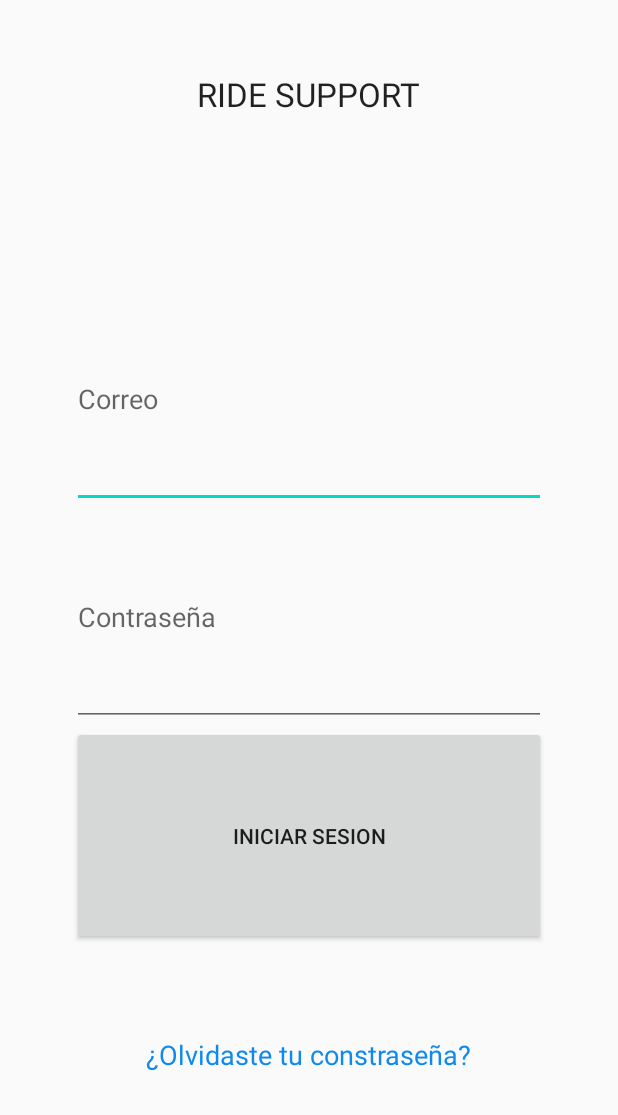
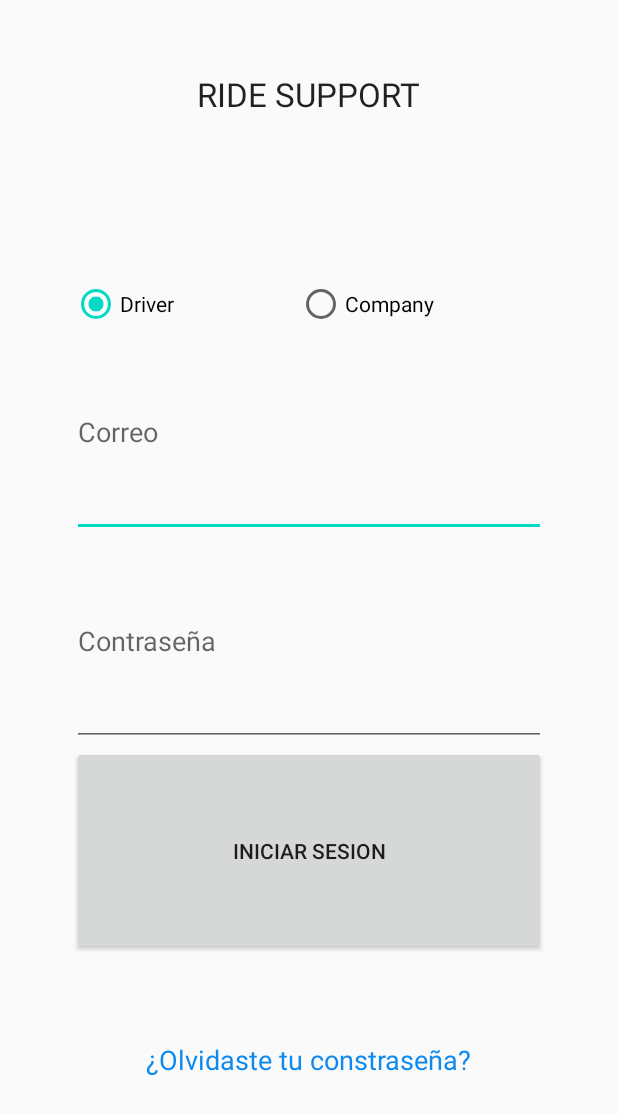
Before and after one commit to Ride-support/mobile-app, an Android app: the layout login.xml on its own in the app's theme, with its tools: preview values and no code run, on a phone screen of 412 x 824 dp. Shown: the top 1115 px of the screen. Run offline under Robolectric (Android 15) with nearby library versions, the phone set to English and light mode, and no system bars.

Commit message:
Login mutations

```diff
--- a/app/src/main/res/layout/login.xml
+++ b/app/src/main/res/layout/login.xml
@@ -13,6 +13,24 @@
         android:layout_weight="1"
         android:text="RIDE SUPPORT"
         android:textAppearance="?android:attr/textAppearanceLarge" />
+
+    <RadioGroup
+        android:layout_width="wrap_content"
+        android:layout_height="wrap_content"
+        android:orientation="horizontal">
+        <RadioButton
+            android:id="@+id/driver_login"
+            android:layout_width="150dp"
+            android:layout_height="wrap_content"
+            android:text="Driver"
+            android:checked="true"/>
+
+        <RadioButton
+            android:id="@+id/company_login"
+            android:layout_width="150dp"
+            android:layout_height="wrap_content"
+            android:text="Company" />
+    </RadioGroup>
 
     <EditText
         android:id="@+id/input_usuario"
@@ -51,4 +69,5 @@
         android:text="¿Olvidaste tu constraseña?"
         android:textAppearance="?android:attr/textAppearanceMedium"
         android:textColor="#0E8AEE" />
+
 </LinearLayout>
```
Also changed, not shown: app/src/main/java/com/example/ridesupportmobil/LoginDriver.java (added, +94 -0 lines), 4 other files.
